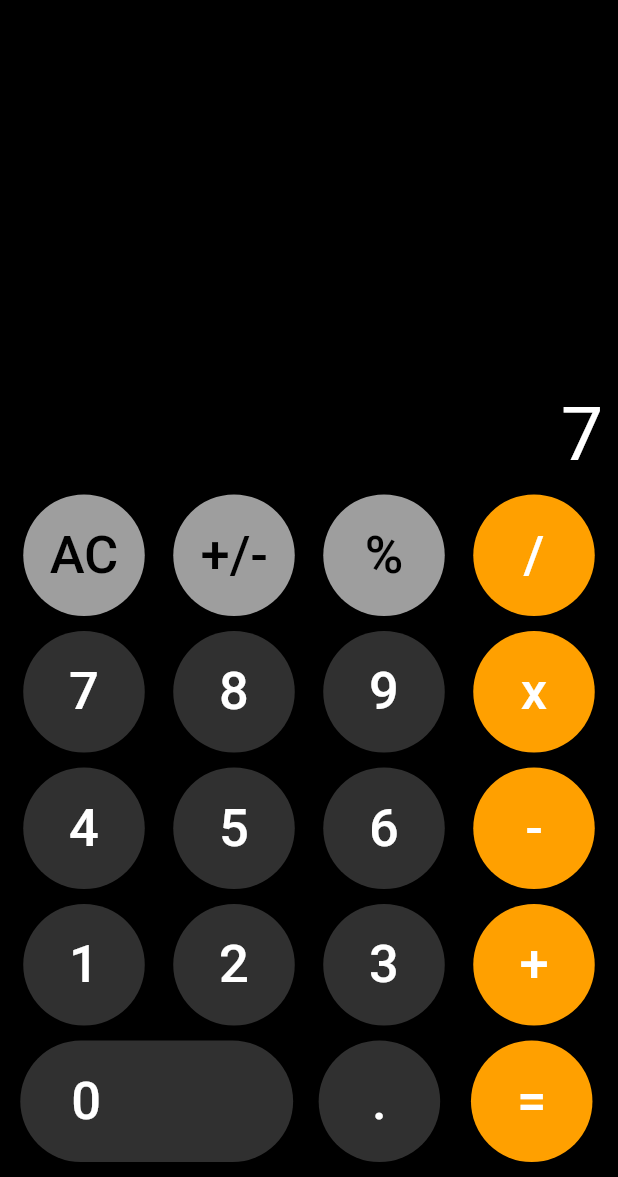
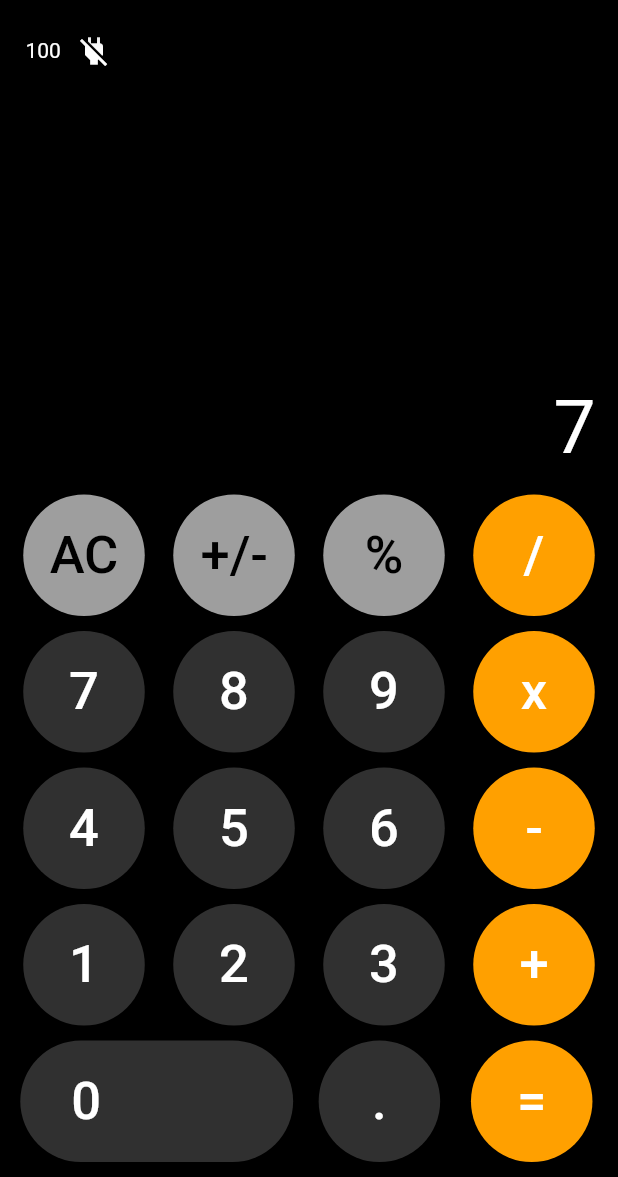
Before and after one commit to git-chirag/flutter_calculator, a Flutter app: the screen it shows after launch, after a tap on an icon or button, on a phone screen of 412 x 824 dp, the part 59-1236 px from its top. Run offline on Flutter 3.47's test engine with Material 2 defaults, Android fonts, the phone set to English and light mode, and no system bars; our stand-ins replace battery.

Commit message:
Added battery level and battery status indicator.

```diff
--- a/lib/main.dart
+++ b/lib/main.dart
@@ -1,4 +1,5 @@
 import 'package:flutter/material.dart';
+import 'package:battery/battery.dart';
 
 void main() => runApp(Myapp());
 
@@ -23,6 +24,29 @@ class _CalculatorState extends State<Calculator> {
   int num1;
   int num2;
   String operation;
+  final battery = Battery();
+  int batterylevel = 100;
+  BatteryState state;
+
+  Future getBatteryLevel() async {
+    while (true) {
+      var currentLevel = await battery.batteryLevel;
+      setState(() {
+        batterylevel = currentLevel;
+      });
+      await Future.delayed(Duration(seconds: 5));
+    }
+  }
+
+  @override
+  void initState() {
+    // TODO: implement initState
+    super.initState();
+    getBatteryLevel();
+    battery.onBatteryStateChanged.listen((event) {
+      state = event;
+    });
+  }
 
   void btnClicked(String btntxt) {
     if (btntxt == 'AC') {
@@ -89,7 +113,32 @@ class _CalculatorState extends State<Calculator> {
           mainAxisAlignment: MainAxisAlignment.end,
           children: [
             //display
-            Row(
+            Expanded(
+              child: Stack(
+                children: [
+                  Positioned(
+                      top: 0,
+                      left: 17,
+                      child: Row(
+                        children: [
+                          Text('$batterylevel',
+                              style: TextStyle(color: Colors.white)),
+                          SizedBox(width: 10),
+                          state == BatteryState.charging
+                              ? Icon(
+                                  Icons.power,
+                                  color: Colors.white,
+                                )
+                              : Icon(
+                                  Icons.power_off,
+                                  color: Colors.white,
+                                )
+                        ],
+                      )),
+                  Positioned(
+                    right: 5,
+                    bottom: 5,
+                    child: Row(
                       mainAxisAlignment: MainAxisAlignment.end,
                       children: [
                         Padding(
@@ -97,9 +146,14 @@ class _CalculatorState extends State<Calculator> {
                             child: Text(
                               '$display',
                               textAlign: TextAlign.left,
-                      style: TextStyle(color: Colors.white, fontSize: 50),
+                              style:
+                                  TextStyle(color: Colors.white, fontSize: 50),
                             )),
                       ],
+                    ),
+                  ),
+                ],
+              ),
             ),
             Row(
               mainAxisAlignment: MainAxisAlignment.spaceEvenly,
--- a/pubspec.yaml
+++ b/pubspec.yaml
@@ -28,6 +28,7 @@ dependencies:
   # The following adds the Cupertino Icons font to your application.
   # Use with the CupertinoIcons class for iOS style icons.
   cupertino_icons: ^1.0.2
+  battery: ^2.0.3
 
 dev_dependencies:
   flutter_test:
```
Also changed, not shown: pubspec.lock. Lines whose indentation alone changed are shown as unchanged.
